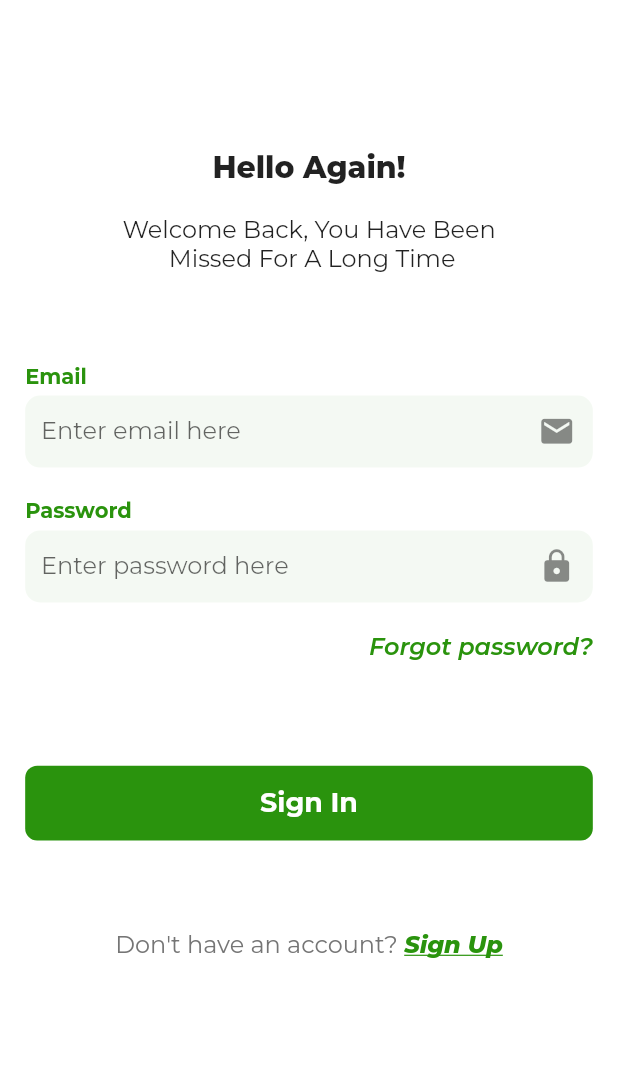
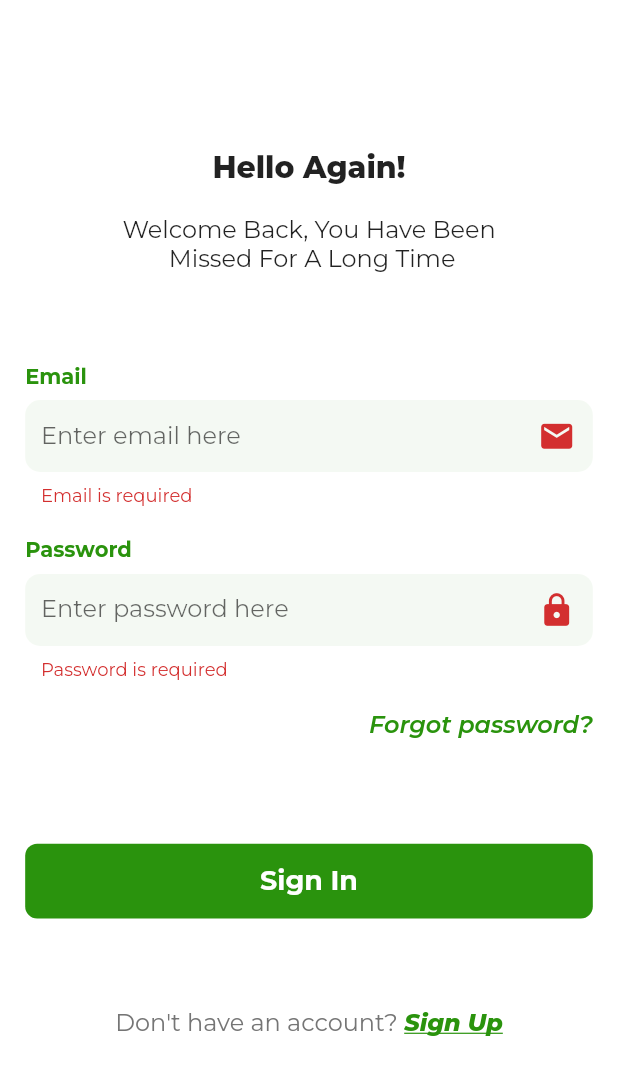
Before and after one commit to AbdulWahabTanveer/Softech_23_Hustlers, a Flutter app: the LoginScreen screen opened directly, after a tap on "Sign In", on a phone screen of 412 x 824 dp. Shown: the top 1075 px of the screen. Run offline on Flutter 3.47's test engine with Material 2 defaults, Android fonts, the phone set to English and light mode, and no system bars; our stand-ins replace cached_network_image, carousel_slider, cloud_firestore, firebase_auth, firebase_core, flutter_screenutil and 8 more; accounts and stored records are empty.

Commit message:
authentication

```diff
--- /dev/null
+++ b/lib/enum/account_type.dart
@@ -0,0 +1,4 @@
+enum AccountType{
+  handyman,
+  customer
+}
--- a/lib/global_widgets/custom_text_field.dart
+++ b/lib/global_widgets/custom_text_field.dart
@@ -1,6 +1,5 @@
 import 'package:flutter/material.dart';
 import 'package:flutter_screenutil/flutter_screenutil.dart';
-import 'package:flutter_vector_icons/flutter_vector_icons.dart';
 
 class CustomTextField extends StatelessWidget {
   const CustomTextField({Key? key, required this.controller, required this.validator, required this.label, required this.suffix, required this.hint}) : super(key: key);
@@ -23,14 +22,14 @@ class CustomTextField extends StatelessWidget {
       mainAxisSize: MainAxisSize.min,
       children: [
         Text(label, style: TextStyle(color: Theme.of(context).primaryColor, fontWeight: FontWeight.bold),),
-        5.verticalSpace,
+        8.verticalSpace,
         TextFormField(
+          validator: validator,
           decoration: InputDecoration(
             contentPadding: EdgeInsets.fromLTRB(10.w, 10.h, 10.w, 10.h),
             isDense: false,
             fillColor:
-            true ? Theme.of(context).primaryColor.withOpacity(0.05) :
-            Colors.grey.withOpacity(0.1),
+            Theme.of(context).primaryColor.withOpacity(0.05) ,
             filled: true,
             // labelText: label,
             hintText: hint,
@@ -39,6 +38,7 @@ class CustomTextField extends StatelessWidget {
             border: border ,
             focusedBorder: border,
             enabledBorder: border,
+            errorBorder: border,
 
           ),
           controller: controller,
--- /dev/null
+++ b/lib/ui/authentication/login/login_controller.dart
@@ -0,0 +1,61 @@
+import 'package:firebase_auth/firebase_auth.dart';
+import 'package:flutter/cupertino.dart';
+import 'package:flutter/material.dart';
+import 'package:get/get.dart';
+import 'package:softech_hustlers/ui/authentication/sign_up/sign_up_screen.dart';
+import 'package:softech_hustlers/utils/global.dart';
+
+class SignInController extends GetxController{
+  TextEditingController loginEmailCont = TextEditingController();
+  TextEditingController loginPassCont = TextEditingController();
+  Rx<bool> loading = false.obs;
+
+ String? emailValidation(String? v){
+   if(v==null || v.isEmpty){
+     return "Email is required";
+   }
+
+   if(!isEmailValid(v)){
+     return "Invalid Email";
+   }
+
+   return null;
+ }
+
+
+  String? passValidation(String? v){
+    if(v==null || v.isEmpty){
+      return "Password is required";
+    }
+
+    return null;
+  }
+
+
+
+
+  Future<void> signIn(String email, String password) async{
+   loading.value=true;
+   try{
+      await FirebaseAuth.instance
+          .signInWithEmailAndPassword(email: email, password: password);
+      if (FirebaseAuth.instance.currentUser != null) {
+        Get.snackbar("Success", "Signing in",
+            backgroundColor: Colors.green, colorText: Colors.white);
+        Get.to(() => SignUpScreen());
+      }
+    }
+   on FirebaseAuthException catch (e){
+     Get.snackbar("Request Failed", e.code.replaceAll('-', ' '), backgroundColor: Colors.red,colorText: Colors.white);
+     // rethrow;
+   }
+
+   catch (e){
+      Get.snackbar("Request Failed", e.toString(), backgroundColor: Colors.red,colorText: Colors.white);
+      // print(e);
+     // rethrow;
+    }
+    loading.value = false;
+ }
+
+}
--- /dev/null
+++ b/lib/ui/authentication/login/login_screen.dart
@@ -0,0 +1,70 @@
+import 'package:flutter/material.dart';
+import 'package:flutter_screenutil/flutter_screenutil.dart';
+import 'package:get/get.dart';
+import 'package:softech_hustlers/global_widgets/busy_button.dart';
+import 'package:softech_hustlers/global_widgets/custom_text_field.dart';
+import 'package:softech_hustlers/style/app_sizes.dart';
+import 'package:softech_hustlers/style/textstyles.dart';
+import 'package:softech_hustlers/ui/authentication/login/login_controller.dart';
+
+class LoginScreen extends StatelessWidget {
+  LoginScreen({Key? key}) : super(key: key);
+
+  final GlobalKey<FormState> _key = GlobalKey<FormState>();
+
+  final SignInController loginController = SignInController();
+
+  @override
+  Widget build(BuildContext context) {
+    return SafeArea(
+      child: Scaffold(
+        body: Padding(
+          padding: EdgeInsets.symmetric(horizontal: kpHorizontalPadding.w),
+          child: SingleChildScrollView(
+            child: Form(
+              key: _key,
+              child: Column(
+                children: [
+                  100.verticalSpace,
+                  Text('Hello Again!', style: ts20W800),
+                  20.verticalSpace,
+                  Text('Welcome Back, You Have Been\n Missed For A Long Time', style: ts16W400,textAlign: TextAlign.center,),
+                  60.verticalSpace,
+                  CustomTextField(controller: loginController.loginEmailCont, validator: loginController.emailValidation, label: "Email", suffix: Icon(Icons.email, size: 25.h,), hint: "Enter email here",),
+                  20.verticalSpace,
+                  CustomTextField(controller: loginController.loginPassCont, validator: loginController.passValidation, label: "Password", suffix: Icon(Icons.lock, size: 25.h,),hint: "Enter password here"),
+                  20.verticalSpace,
+                  Row(
+                    mainAxisAlignment: MainAxisAlignment.end,
+                    children: [
+                      Text('Forgot password?', style: ts16W400.copyWith(color: Theme.of(context).primaryColor, fontWeight: FontWeight.w600, fontStyle: FontStyle.italic),),
+                    ],
+                  ),
+                  70.verticalSpace,
+                  Obx(() => BusyButton(title: "Sign In", isBusy: loginController.loading.value,onPressed: () async{
+                    if(_key.currentState!.validate()) {
+                     await loginController.signIn(loginController.loginEmailCont.text, loginController.loginPassCont.text);
+                    }
+                  },),),
+                  60.verticalSpace,
+                  Row(
+                    mainAxisSize: MainAxisSize.min,
+                    children: [
+                      Text("Don't have an account? ", style: grey12W400.copyWith(fontSize: 16.sp),),
+                      Text('Sign Up', style: ts14w400.copyWith(color: Theme.of(context).primaryColor, fontWeight: FontWeight.w800, fontSize: 16.sp),)
+                    ],
+                  )
+
+
+
+
+
+                ],
+              ),
+            ),
+          ),
+        ),
+      ),
+    );
+  }
+}
--- a/lib/ui/authentication/login_controller.dart
+++ /dev/null
@@ -1,29 +0,0 @@
-import 'package:firebase_auth/firebase_auth.dart';
-import 'package:firebase_core/firebase_core.dart';
-import 'package:flutter/cupertino.dart';
-import 'package:get/get.dart';
-import 'package:softech_hustlers/utils/global.dart';
-
-class SignInController extends GetxController{
-  TextEditingController loginEmailCont = TextEditingController();
-  TextEditingController loginPassCont = TextEditingController();
-  Rx<bool> loading = false.obs;
-
- String? emailValidation(String? v){
-   if(v==null || v.isEmpty){
-     return "Email is required";
-   }
-
-   if(!isEmailValid(v)){
-     return "Invalid Email";
-   }
-
-   return null;
- }
-
- Future<void> signIn(String email, String password) async{
-   FirebaseAuth.instance.signInWithEmailAndPassword(email: email, password: password);
-
- }
-
-}
--- a/lib/ui/authentication/login_screen.dart
+++ /dev/null
@@ -1,65 +0,0 @@
-import 'package:flutter/material.dart';
-import 'package:flutter_screenutil/flutter_screenutil.dart';
-import 'package:flutter_vector_icons/flutter_vector_icons.dart';
-import 'package:get/get.dart';
-import 'package:nb_utils/nb_utils.dart';
-import 'package:softech_hustlers/global_widgets/busy_button.dart';
-import 'package:softech_hustlers/global_widgets/custom_text_field.dart';
-import 'package:softech_hustlers/style/app_sizes.dart';
-import 'package:softech_hustlers/style/textstyles.dart';
-import 'package:softech_hustlers/ui/authentication/login_controller.dart';
-
-import '../../style/common.dart';
-
-class LoginScreen extends StatelessWidget {
-  LoginScreen({Key? key}) : super(key: key);
-
-  final SignInController loginController = SignInController();
-
-  @override
-  Widget build(BuildContext context) {
-    return SafeArea(
-      child: Scaffold(
-        body: Padding(
-          padding: EdgeInsets.symmetric(horizontal: kpHorizontalPadding.w),
-          child: Column(
-            children: [
-              100.verticalSpace,
-              Text('Hello Again!', style: ts20W800),
-              20.verticalSpace,
-              Text('Welcome Back, You Have Been\n Missed For A Long Time', style: ts16W400,textAlign: TextAlign.center,),
-              60.verticalSpace,
-              CustomTextField(controller: loginController.loginEmailCont, validator: loginController.emailValidation, label: "Email", suffix: Icon(Icons.email, size: 25.h,), hint: "Enter email here",),
-              20.verticalSpace,
-              CustomTextField(controller: loginController.loginPassCont, validator: loginController.emailValidation, label: "Password", suffix: Icon(Icons.lock, size: 25.h,),hint: "Enter password here"),
-              20.verticalSpace,
-              Row(
-                mainAxisAlignment: MainAxisAlignment.end,
-                children: [
-                  Text('Forgot password?', style: ts16W400.copyWith(color: Theme.of(context).primaryColor, fontWeight: FontWeight.w600, fontStyle: FontStyle.italic),),
-
-                ],
-              ),
-              70.verticalSpace,
-              Obx(() => BusyButton(title: "Sign In", isBusy: loginController.loading.value,onPressed: ()=> loginController.signIn(loginController.loginEmailCont.text, loginController.loginPassCont.text),),),
-              60.verticalSpace,
-              Row(
-                mainAxisSize: MainAxisSize.min,
-                children: [
-                  Text("Don't have an account? ", style: grey12W400.copyWith(fontSize: 16.sp),),
-                  Text('Sign Up', style: ts14w400.copyWith(color: Theme.of(context).primaryColor, fontWeight: FontWeight.w800, fontSize: 16.sp),)
-
-                ],
-              )
-
-
-
-
-
-            ],
-          ),
-        ),
-      ),
-    );
-  }
-}
--- a/pubspec.yaml
+++ b/pubspec.yaml
@@ -40,6 +40,7 @@ dependencies:
 
   firebase_auth: ^4.5.0
   firebase_core: ^2.11.0
+  cloud_firestore: ^4.6.0
 
 
   font_awesome_flutter: ^10.4.0
```
Also changed, not shown: lib/global_widgets/custom_dropdown.dart (added, +75 -0 lines), lib/main.dart (+4 -5 lines), lib/models/user_model.dart (added, +41 -0 lines), lib/ui/authentication/sign_up/sign_up_controller.dart (added, +103 -0 lines), lib/ui/authentication/sign_up/sign_up_screen.dart (+101 -0 lines), pubspec.lock.
